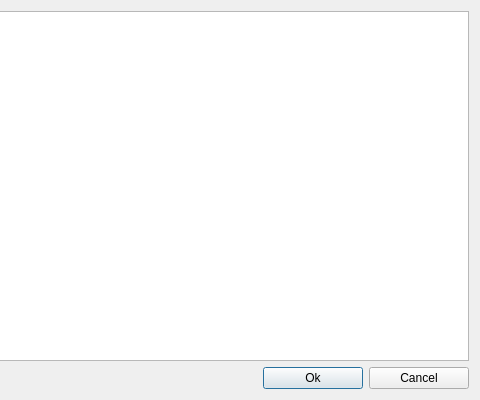
This is Source/TIMEditor/SelectResourcesDialog.ui in williamallas/TIMEngine2 as Qt 5 draws it before an edit; both pictures show x 219 to 699 and y 0 to 400 of the 699 by 400 pixel window. The edited form follows.
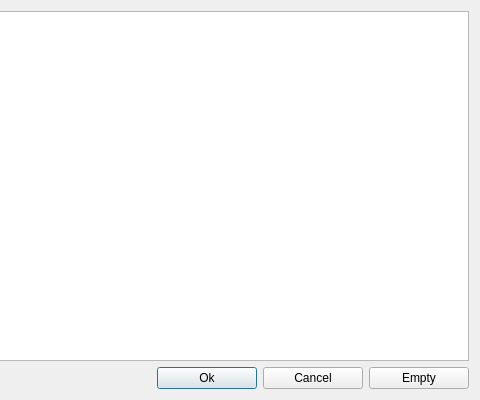
This is the edited form.

The edit to the form file:
```diff
--- a/Source/TIMEditor/SelectResourcesDialog.ui
+++ b/Source/TIMEditor/SelectResourcesDialog.ui
@@ -101,6 +101,19 @@
        </property>
       </widget>
      </item>
+     <item>
+      <widget class="QPushButton" name="pushButton_3">
+       <property name="minimumSize">
+        <size>
+         <width>100</width>
+         <height>0</height>
+        </size>
+       </property>
+       <property name="text">
+        <string>Empty</string>
+       </property>
+      </widget>
+     </item>
     </layout>
    </item>
   </layout>
```
Left out of the diff: 25 changed lines with no effect on the pictures.
